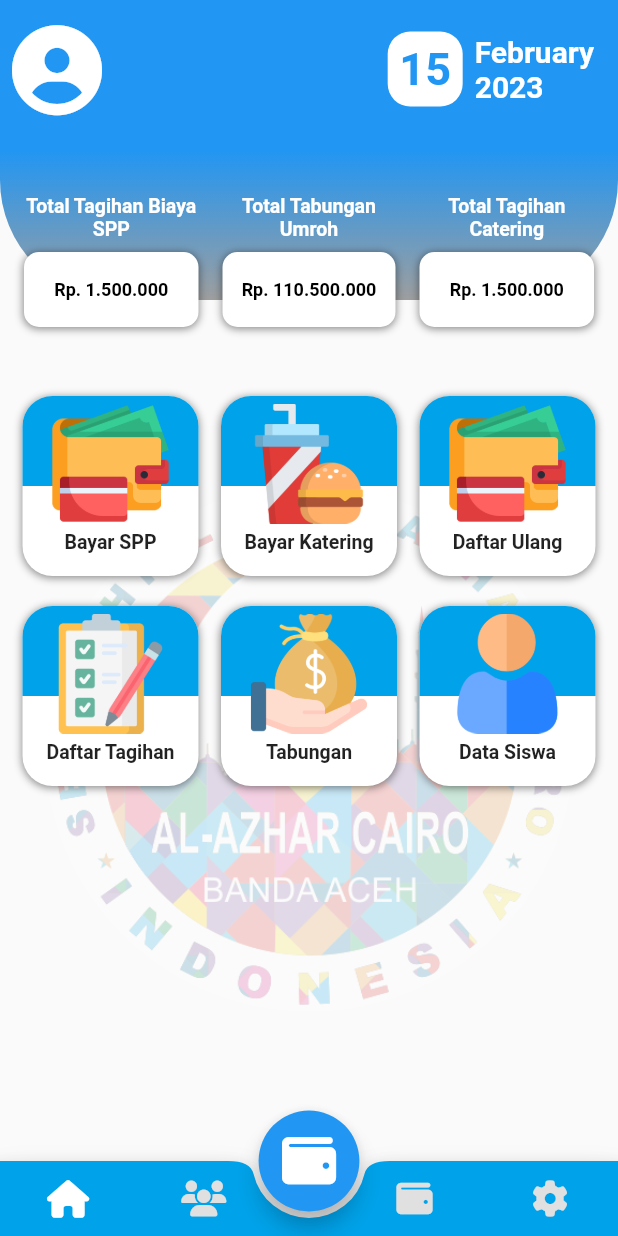
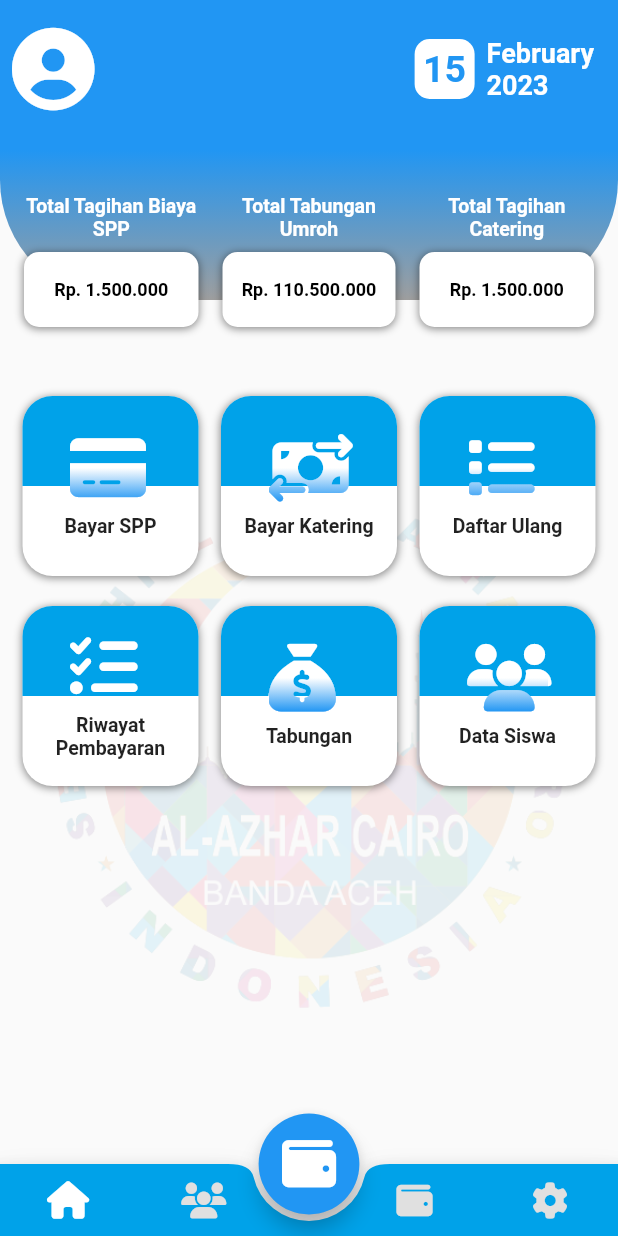
Before and after one commit to ruli036/modulLogin, a Flutter app: the Home screen opened by its route, on a phone screen of 412 x 824 dp. Run offline on Flutter 3.47's test engine with Material 2 defaults, Android fonts, the light colour scheme and no system bars; our stand-ins replace email_validator, font_awesome_flutter, get, get_storage; accounts and stored records are empty.

Commit message:
perbaikan tanggal 15 02 2023

```diff
--- a/lib/bindings.dart
+++ b/lib/bindings.dart
@@ -29,6 +29,7 @@ class VerifikasiOtpBindigs extends Bindings{
   @override
   void dependencies() {
     Get.lazyPut(() => VerifikasiOtpController());
+    Get.lazyPut(() => LupaPasswordController());
   }
 }
 class VerifikasiOtpResetPassBindigs extends Bindings{
--- a/lib/controllers/requestOtpController.dart
+++ b/lib/controllers/requestOtpController.dart
@@ -13,11 +13,6 @@ class RequestOtpController extends GetxController{
   validasi(){
     final form = keyform.currentState;
     if (form!.validate()) {
-      Get.defaultDialog(
-            title: "LOADING",
-            barrierDismissible: false,
-            content: LoadingView(text: "Mengirim Kode OTP")
-          );
       cekKoneksi(()=>requestOTP(email.text));
     }
   }
--- a/lib/service/objects.dart
+++ b/lib/service/objects.dart
@@ -1,3 +1,7 @@
+import 'package:al_azhar_app/widgets/widgets.dart';
+import 'package:flutter/material.dart';
+import 'package:font_awesome_flutter/font_awesome_flutter.dart';
+
 class objectApp{
   static const bagroundApp = 'assets/bg_login.png';
   static const logoApp = 'assets/logo1.png';
@@ -9,19 +13,89 @@ const String STORAGE_STATUS_LOGIN = "status";
 const String STORAGE_EMAIL = "email";
 const String STORAGE_TOKEN = "token";
 
-List IconMenu = [
-  'assets/wallet.png',
-  'assets/food.png',
-  'assets/wallet.png',
-  'assets/checklist.png',
-  'assets/salary.png',
-  'assets/user.png',
-];
+List<Widget> IconMenu = [
+  GradientIcon(
+    FontAwesomeIcons.solidCreditCard,
+    45.0,
+    const LinearGradient(
+      colors: <Color>[
+        Colors.white,
+        Colors.white,
+        Colors.blue,
+      ],
+      begin: Alignment.topCenter,
+      end: Alignment.bottomCenter,
+    ),
+  ),
+  GradientIcon(
+    FontAwesomeIcons.moneyBillTransfer,
+    45.0,
+    const LinearGradient(
+      colors: <Color>[
+        Colors.white,
+        Colors.white,
+        Colors.blue,
+      ],
+      begin: Alignment.topCenter,
+      end: Alignment.bottomCenter,
+    ),
+  ),
+  GradientIcon(
+    FontAwesomeIcons.list,
+    45.0,
+    const LinearGradient(
+      colors: <Color>[
+        Colors.white,
+        Colors.white,
+        Colors.blue,
+      ],
+      begin: Alignment.topCenter,
+      end: Alignment.bottomCenter,
+    ),
+  ),
+  GradientIcon(
+    FontAwesomeIcons.listCheck,
+    45.0,
+    const LinearGradient(
+      colors: <Color>[
+        Colors.white,
+        Colors.white,
+      ],
+      begin: Alignment.topCenter,
+      end: Alignment.bottomCenter,
+    ),
+  ),GradientIcon(
+    FontAwesomeIcons.sackDollar,
+    45.0,
+    const LinearGradient(
+      colors: <Color>[
+        Colors.white,
+        Colors.white,
+        Colors.blue,
+      ],
+      begin: Alignment.topCenter,
+      end: Alignment.bottomCenter,
+    ),
+  ),GradientIcon(
+    FontAwesomeIcons.users,
+    45,
+    const LinearGradient(
+      colors: <Color>[
+        Colors.white,
+        Colors.white,
+        // Colors.yellow,
+        Colors.blue,
+      ],
+      begin: Alignment.topCenter,
+      end: Alignment.bottomCenter,
+    ),
+  ),
+ ];
 List TitleMenu = [
   'Bayar SPP',
   'Bayar Katering',
   'Daftar Ulang',
-  'Daftar Tagihan',
+  'Riwayat Pembayaran',
   'Tabungan',
   'Data Siswa',
 ];
--- a/lib/views/home.dart
+++ b/lib/views/home.dart
@@ -10,7 +10,9 @@ class Home extends StatelessWidget {
   @override
   Widget build(BuildContext context) {
     final homeC = Get.find<HomeController>();
-    return Scaffold(
+    return WillPopScope(
+      onWillPop: ()=>homeC.onWillPop(context),
+      child: Scaffold(
         body: Obx(()=>
             Center(child: homeC.widgetOptions.elementAt(homeC.selectedIndex.value))
         ),
@@ -28,33 +30,10 @@ class Home extends StatelessWidget {
             shape: CircularNotchedRectangle(),
             notchMargin: 10,
               color: AppColors.buttonColor,
-          child: Container(
-            height: 50,
             child: Row(
               mainAxisSize: MainAxisSize.max,
               mainAxisAlignment: MainAxisAlignment.spaceAround,
               children: [
-                // ElevatedButton.icon(
-                //   icon: FaIcon(FontAwesomeIcons.house,color: Colors.white,),
-                //   onPressed: () {
-                //     homeC.onItemTapped(0);
-                //   },
-                //   label: Text("Home"),
-                // ),
-                // InkWell(
-                //   onTap: () {
-                //     homeC.onItemTapped(0);
-                //   },
-                //   child: Column(
-                //     children: [
-                //       Padding(
-                //         padding: EdgeInsets.only(top: 5),
-                //         child: FaIcon(FontAwesomeIcons.house,color: Colors.white,),
-                //       ),
-                //       homeC.selectedIndex != 0? Container() :Text("Home",style: TextStyle(fontSize: 12,fontWeight: FontWeight.bold,color: Colors.white),maxLines: 1,overflow: TextOverflow.ellipsis,),
-                //     ],
-                //   ),
-                // ),
                 IconButton(
                   icon: FaIcon(FontAwesomeIcons.house,color: homeC.selectedIndex == 0?Colors.white:Colors.grey.shade300,size: homeC.selectedIndex == 0?25:null,),
                   tooltip: "Home",
@@ -86,11 +65,11 @@ class Home extends StatelessWidget {
                   },
                 ),
               ],
-            ),
             )
           ),
         ),
 
+      ),
     );
   }
 }
--- a/lib/views/homePages/homePageView.dart
+++ b/lib/views/homePages/homePageView.dart
@@ -54,7 +54,7 @@ class BagroundHome extends StatelessWidget {
             right: 10,
             bottom: 80,
             child: Opacity(
-                opacity: 0.2,
+                opacity: 0.1,
                 child: Image.asset(objectApp.logoApp,scale: 1.4,))
         )
       ],
--- a/lib/views/homePages/itemHomeTopPage.dart
+++ b/lib/views/homePages/itemHomeTopPage.dart
@@ -14,22 +14,23 @@ class ItemHomePageTop extends StatelessWidget {
     return Padding(
       padding: const EdgeInsets.all(8.0),
       child: Row(
+        mainAxisAlignment: MainAxisAlignment.spaceBetween,
         children: [
-          const FaIcon(FontAwesomeIcons.solidCircleUser,size: 60,color: Colors.white,),
+          const FaIcon(FontAwesomeIcons.solidCircleUser,size: 55,color: Colors.white,),
           Expanded(
             child:  Padding(
               padding:const EdgeInsets.all(8.0),
-              child: Text("${homePageC.email}",style: TextStyle(fontFamily: objectApp.fontApp,color: AppColors.textColor,fontSize: 18),),
+              child: Text("${homePageC.email.toString().toCapitalized()}",style: TextStyle(fontFamily: objectApp.fontApp,color: AppColors.textColor,fontSize: 17),maxLines: 2),
             ),
           ),
           Container(
-            height: 50,
-            width: 50,
+            height: 40,
+            width: 40,
             decoration:const BoxDecoration(
                 color: Colors.white,
-                borderRadius: BorderRadius.all(Radius.circular(15))
+                borderRadius: BorderRadius.all(Radius.circular(10))
             ),
-            child: Center(child: Text('${homePageC.date}', style: TextStyle(fontSize: 30,fontWeight: FontWeight.bold,color: Colors.blue),)),
+            child: Center(child: Text('${homePageC.date}', style: TextStyle(fontSize: 25,fontWeight: FontWeight.bold,color: Colors.blue),)),
           ),
           // Text(homePageC.month, style: TextStyle(fontSize: 20,fontWeight: FontWeight.bold,color: Colors.blue),),
           Padding(
@@ -40,8 +41,8 @@ class ItemHomePageTop extends StatelessWidget {
                 crossAxisAlignment: CrossAxisAlignment.start,
                 mainAxisAlignment: MainAxisAlignment.center,
                 children: [
-                  Text('${homePageC.month}', style: TextStyle(fontSize: 20,fontWeight: FontWeight.bold,color: Colors.white),),
-                  Text('${homePageC.year}', style: TextStyle(fontSize: 20,fontWeight: FontWeight.bold,color: Colors.white),),
+                  Text('${homePageC.month}', style: TextStyle(fontSize: 18,fontWeight: FontWeight.bold,color: Colors.white),),
+                  Text('${homePageC.year}', style: TextStyle(fontSize: 18,fontWeight: FontWeight.bold,color: Colors.white),),
                 ],
               ),
             ),
--- a/lib/views/homePages/itemMenuHomePage.dart
+++ b/lib/views/homePages/itemMenuHomePage.dart
@@ -1,6 +1,7 @@
 import 'package:al_azhar_app/controllers/homeController.dart';
 import 'package:al_azhar_app/service/helpers.dart';
 import 'package:al_azhar_app/service/objects.dart';
+import 'package:al_azhar_app/widgets/widgets.dart';
 import 'package:flutter/material.dart';
 import 'package:font_awesome_flutter/font_awesome_flutter.dart';
 import 'package:get/get.dart';
@@ -23,6 +24,16 @@ class ItemMenuHomePage extends StatelessWidget {
                   GestureDetector(
                     onTap: (){
                       print("do something ${TitleMenu[index]}");
+                      print("do something ${index}");
+                      if(index == 5){
+
+                      }else{
+                        Get.defaultDialog(
+                          title: "List Siswa",
+                          content: ListDataSiswa(text: "Keluar Dari Akun Anda?"),
+                          confirmTextColor: AppColors.textColor,
+                        );
+                      }
                     },
                     child: Container(
                       width: size(context).width / 3 - 20,
@@ -30,7 +41,7 @@ class ItemMenuHomePage extends StatelessWidget {
                       decoration:const BoxDecoration(
                           color: Colors.white,
                           borderRadius: BorderRadius.all(Radius.circular(20)),
-                          boxShadow:[
+                          boxShadow: [
                             BoxShadow(
                                 color: Colors.black45,
                                 blurRadius: 4,
@@ -50,11 +61,10 @@ class ItemMenuHomePage extends StatelessWidget {
                           ),
                           Center(
                             child: Column(
+                              mainAxisAlignment: MainAxisAlignment.center,
+                              // crossAxisAlignment: CrossAxisAlignment.end,
                               children: [
-                                Padding(
-                                  padding: const EdgeInsets.all(5),
-                                  child: Image.asset(IconMenu[index],height: 80),
-                                ),
+                                IconMenu[index],
                                 Text(
                                   TitleMenu[index],
                                   style: TextStyle(fontSize: 13,fontWeight: FontWeight.bold,),
--- a/lib/views/loginPages/requestOtpPageView.dart
+++ b/lib/views/loginPages/requestOtpPageView.dart
@@ -68,7 +68,7 @@ class RequestOtpPageView extends StatelessWidget {
                                     maxLength: 15,
                                     inputFormatters: <TextInputFormatter>[FilteringTextInputFormatter.digitsOnly],
                                     decoration: InputDecoration(
-                                      labelText: '+62',
+                                      labelText: 'Nomor Hp',
                                       labelStyle: TextStyle(fontSize: objectApp.labelFont),
                                       prefixIcon:const Icon(Icons.account_circle,color: Colors.blue,),
                                       border:const OutlineInputBorder(borderRadius: BorderRadius.all(Radius.circular(20),)
--- a/lib/widgets/widgets.dart
+++ b/lib/widgets/widgets.dart
@@ -32,8 +32,13 @@ class OtpInput extends StatelessWidget {
         onChanged: (value) {
           if (value.length == 1) {
             FocusScope.of(context).nextFocus();
+          }else{
+            FocusScope.of(context).previousFocus();
           }
           otpC.otp.value = '${otpC.fieldOne.text}${otpC.fieldTwo.text}${otpC.fieldThree.text}${otpC.fieldFour.text}${otpC.fieldFive.text}';
+          if(otpC.otp.value.length == 5){
+            otpC.validasi();
+          }
         },
       ),
     );
@@ -69,6 +74,27 @@ class LoadingView extends StatelessWidget {
     );
   }
 }
+class KonfirmasiLogOut extends StatelessWidget {
+  String text;
+  KonfirmasiLogOut({Key? key,required this.text }) : super(key: key);
+
+  @override
+  Widget build(BuildContext context) {
+    return Column(
+      children: [
+        CircleAvatar(
+          radius: 30,
+          child: Image.asset(objectApp.logoApp),
+        ),
+        Text(
+            text,
+            style:const TextStyle(fontFamily: objectApp.fontApp ),
+            textAlign: TextAlign.center
+        ),
+      ],
+    );
+  }
+}
 class AlertErrorView extends StatelessWidget {
   String text;
   final MaterialColor colors;
@@ -90,6 +116,39 @@ class AlertErrorView extends StatelessWidget {
 
       ],
     );
+  }
+}
+class ListDataSiswa extends StatelessWidget {
+  String text;
+  ListDataSiswa({Key? key,required this.text}) : super(key: key);
+
+  @override
+  Widget build(BuildContext context) {
+    return Column(
+      children: List.generate(3, (index) =>  Padding(
+        padding: const EdgeInsets.only(bottom: 5),
+        child: Container(
+          decoration:const BoxDecoration(
+              color: Colors.white,
+              borderRadius: BorderRadius.all(Radius.circular(10)),
+              boxShadow: [
+                BoxShadow(
+                    color: Colors.black45,
+                    blurRadius: 1,
+                    spreadRadius: 0.1,
+                    offset: Offset(0,1)
+                )
+              ]
+          ),
+          child: ListTile(
+            title: Text("Anak ${index+1}", style: TextStyle(fontFamily: objectApp.fontApp ), textAlign: TextAlign.center),
+            onTap: (){
+              print(index);
+            },
+          ),
+        ),
+      ), ),
+     );
   }
 }
 
@@ -119,3 +178,34 @@ class AlertSuccesView extends StatelessWidget {
     );
   }
 }
+
+class GradientIcon extends StatelessWidget {
+  GradientIcon(
+      this.icon,
+      this.size,
+      this.gradient,
+      );
+
+  final IconData icon;
+  final double size;
+  final Gradient gradient;
+
+  @override
+  Widget build(BuildContext context) {
+    return ShaderMask(
+      child: SizedBox(
+        width: size * 1.2,
+        height: size * 1.2,
+        child: FaIcon(
+          icon,
+          size: size,
+          color: Colors.white,
+        ),
+      ),
+      shaderCallback: (Rect bounds) {
+        final Rect rect = Rect.fromLTRB(0, 0, size, size);
+        return gradient.createShader(rect);
+      },
+    );
+  }
+}
```
Also changed, not shown: lib/controllers/homeController.dart (+36 -9 lines). Lines whose indentation alone changed are shown as unchanged.
